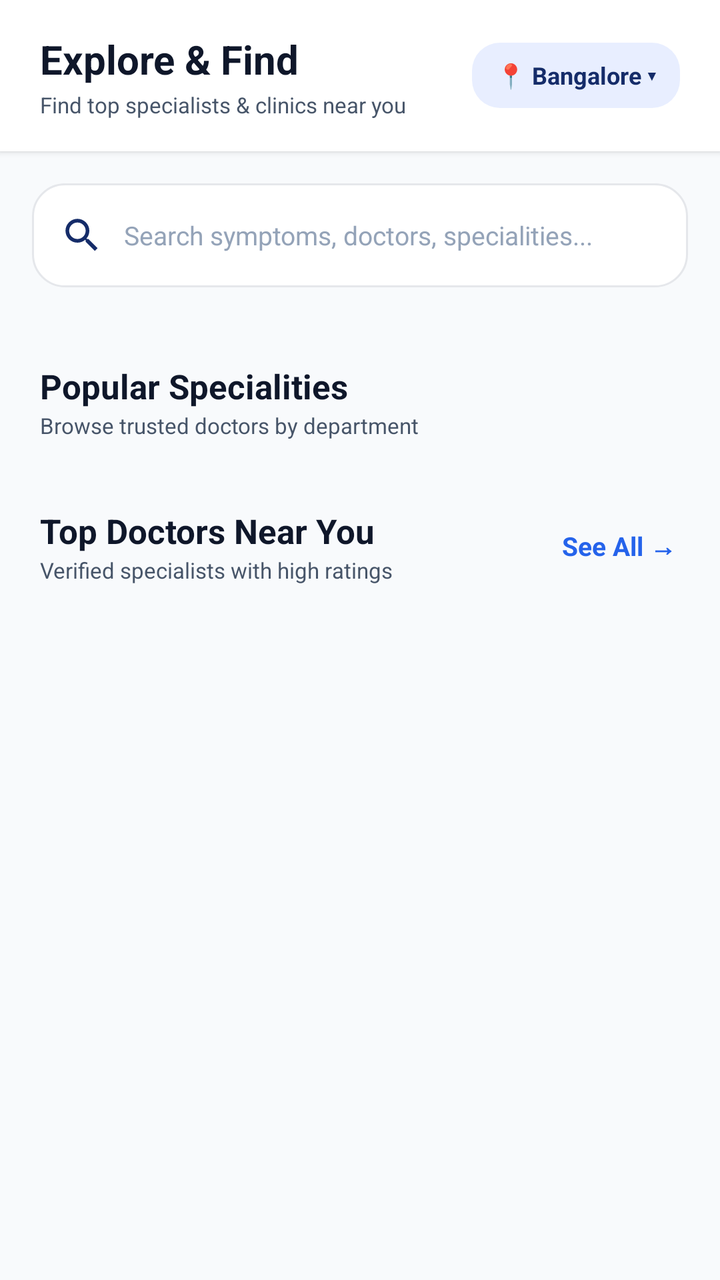
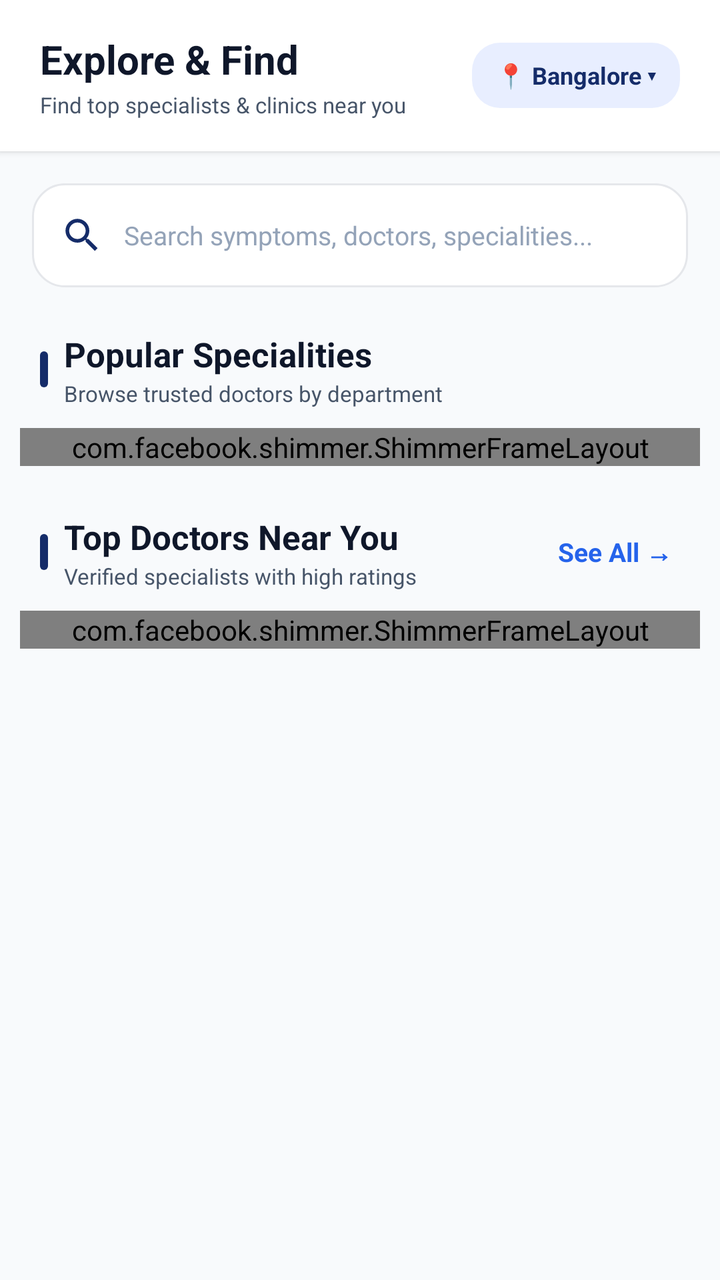

Screens rendered from an Android XML layout before and after an edit, with the pre-edit source and the edit as a unified diff.
<!-- AndroidManifest.xml: application theme Theme.CareWell -->
<!-- res/layout/fragment_explore.xml -->
<?xml version="1.0" encoding="utf-8"?>
<ScrollView xmlns:android="http://schemas.android.com/apk/res/android"
    xmlns:app="http://schemas.android.com/apk/res-auto"
    android:layout_width="match_parent"
    android:layout_height="match_parent"
    android:background="@color/background_light"
    android:fillViewport="true">

    <LinearLayout
        android:layout_width="match_parent"
        android:layout_height="wrap_content"
        android:orientation="vertical"
        android:paddingBottom="32dp">

        
        <com.google.android.material.card.MaterialCardView
            android:layout_width="match_parent"
            android:layout_height="wrap_content"
            app:cardBackgroundColor="@color/surface_white"
            app:cardCornerRadius="0dp"
            app:cardElevation="2dp"
            app:strokeWidth="0dp">

            <RelativeLayout
                android:layout_width="match_parent"
                android:layout_height="wrap_content"
                android:paddingHorizontal="20dp"
                android:paddingTop="16dp"
                android:paddingBottom="16dp">

                <LinearLayout
                    android:layout_width="wrap_content"
                    android:layout_height="wrap_content"
                    android:layout_alignParentStart="true"
                    android:layout_centerVertical="true"
                    android:orientation="vertical">

                    <TextView
                        android:id="@+id/tv_title"
                        android:layout_width="wrap_content"
                        android:layout_height="wrap_content"
                        android:text="Explore &amp; Find"
                        android:textColor="@color/text_primary"
                        android:textSize="20sp"
                        android:textStyle="bold" />

                    <TextView
                        android:layout_width="wrap_content"
                        android:layout_height="wrap_content"
                        android:layout_marginTop="2dp"
                        android:text="Find top specialists &amp; clinics near you"
                        android:textColor="@color/text_secondary"
                        android:textSize="11sp" />
                </LinearLayout>

                <TextView
                    android:id="@+id/tv_location_chip"
                    android:layout_width="wrap_content"
                    android:layout_height="wrap_content"
                    android:layout_alignParentEnd="true"
                    android:layout_centerVertical="true"
                    android:background="@drawable/bg_squircle_icon"
                    android:clickable="true"
                    android:focusable="true"
                    android:paddingHorizontal="12dp"
                    android:paddingVertical="8dp"
                    android:text="📍 Bangalore ▾"
                    android:textColor="@color/primary"
                    android:textSize="12sp"
                    android:textStyle="bold" />

            </RelativeLayout>
        </com.google.android.material.card.MaterialCardView>

        
        <LinearLayout
            android:layout_width="match_parent"
            android:layout_height="52dp"
            android:layout_marginHorizontal="16dp"
            android:layout_marginTop="16dp"
            android:background="@drawable/bg_search_field_elevated"
            android:gravity="center_vertical"
            android:orientation="horizontal"
            android:paddingHorizontal="14dp">

            <ImageView
                android:layout_width="22dp"
                android:layout_height="22dp"
                android:contentDescription="Search icon"
                android:src="@drawable/ic_search"
                app:tint="@color/primary" />

            <EditText
                android:id="@+id/et_search"
                android:layout_width="match_parent"
                android:layout_height="wrap_content"
                android:layout_marginStart="10dp"
                android:background="@null"
                android:hint="Search symptoms, doctors, specialities..."
                android:imeOptions="actionSearch"
                android:inputType="text"
                android:maxLines="1"
                android:textColor="@color/text_primary"
                android:textColorHint="@color/text_muted"
                android:textSize="13sp" />
        </LinearLayout>

        
        <com.google.android.material.card.MaterialCardView
            android:id="@+id/card_ai_symptom"
            android:layout_width="match_parent"
            android:layout_height="wrap_content"
            android:layout_marginHorizontal="16dp"
            android:layout_marginTop="16dp"
            app:cardCornerRadius="16dp"
            app:cardElevation="3dp"
            app:strokeWidth="0dp"/>

        
        <RelativeLayout
            android:layout_width="match_parent"
            android:layout_height="wrap_content"
            android:layout_marginHorizontal="20dp"
            android:layout_marginTop="22dp">

            <LinearLayout
                android:layout_width="wrap_content"
                android:layout_height="wrap_content"
                android:layout_alignParentStart="true"
                android:layout_centerVertical="true"
                android:orientation="vertical">

                <TextView
                    android:layout_width="wrap_content"
                    android:layout_height="wrap_content"
                    android:text="Popular Specialities"
                    android:textColor="@color/text_primary"
                    android:textSize="17sp"
                    android:textStyle="bold" />

                <TextView
                    android:layout_width="wrap_content"
                    android:layout_height="wrap_content"
                    android:layout_marginTop="1dp"
                    android:text="Browse trusted doctors by department"
                    android:textColor="@color/text_secondary"
                    android:textSize="11sp" />
            </LinearLayout>

        </RelativeLayout>

        
        <androidx.recyclerview.widget.RecyclerView
            android:id="@+id/rv_specialities"
            android:layout_width="match_parent"
            android:layout_height="wrap_content"
            android:layout_marginHorizontal="10dp"
            android:layout_marginTop="10dp"
            android:clipToPadding="false"
            android:nestedScrollingEnabled="false" />

        
        <RelativeLayout
            android:layout_width="match_parent"
            android:layout_height="wrap_content"
            android:layout_marginHorizontal="20dp"
            android:layout_marginTop="24dp">

            <LinearLayout
                android:layout_width="wrap_content"
                android:layout_height="wrap_content"
                android:layout_alignParentStart="true"
                android:layout_centerVertical="true"
                android:orientation="vertical">

                <TextView
                    android:layout_width="wrap_content"
                    android:layout_height="wrap_content"
                    android:text="Top Doctors Near You"
                    android:textColor="@color/text_primary"
                    android:textSize="17sp"
                    android:textStyle="bold" />

                <TextView
                    android:layout_width="wrap_content"
                    android:layout_height="wrap_content"
                    android:layout_marginTop="1dp"
                    android:text="Verified specialists with high ratings"
                    android:textColor="@color/text_secondary"
                    android:textSize="11sp" />
            </LinearLayout>

            <TextView
                android:id="@+id/tv_see_all_doctors"
                android:layout_width="wrap_content"
                android:layout_height="wrap_content"
                android:layout_alignParentEnd="true"
                android:layout_centerVertical="true"
                android:background="?attr/selectableItemBackgroundBorderless"
                android:clickable="true"
                android:focusable="true"
                android:padding="2dp"
                android:text="See All →"
                android:textColor="@color/secondary"
                android:textSize="13sp"
                android:textStyle="bold" />
        </RelativeLayout>

        
        <androidx.recyclerview.widget.RecyclerView
            android:id="@+id/rv_top_doctors"
            android:layout_width="match_parent"
            android:layout_height="wrap_content"
            android:layout_marginHorizontal="10dp"
            android:layout_marginTop="10dp"
            android:clipToPadding="false"
            android:nestedScrollingEnabled="false" />

    </LinearLayout>

</ScrollView>
<!-- resources referenced by this layout -->
<resources>
  <color name="background_light">#F8FAFC</color>
  <color name="primary">#152C69</color>
  <color name="secondary">#2563EB</color>
  <color name="surface_white">#FFFFFF</color>
  <color name="text_muted">#94A3B8</color>
  <color name="text_primary">#0F172A</color>
  <color name="text_secondary">#475569</color>
  <!-- drawable bg_search_field_elevated (drawable) -->
  <?xml version="1.0" encoding="utf-8"?>
  <shape xmlns:android="http://schemas.android.com/apk/res/android"
      android:shape="rectangle">
      <solid android:color="#FFFFFF" />
      <corners android:radius="16dp" />
      <stroke
          android:width="1dp"
          android:color="#E5E7EB" />
  </shape>
  <!-- drawable bg_squircle_icon (drawable) -->
  <?xml version="1.0" encoding="utf-8"?>
  <shape xmlns:android="http://schemas.android.com/apk/res/android"
      android:shape="rectangle">
      <solid android:color="#E8EEFF" />
      <corners android:radius="14dp" />
  </shape>
  <!-- drawable ic_search (drawable) -->
  <vector xmlns:android="http://schemas.android.com/apk/res/android"
      android:width="24dp"
      android:height="24dp"
      android:viewportWidth="24"
      android:viewportHeight="24">
      <path
          android:fillColor="#FF000000"
          android:pathData="M15.5,14h-0.79l-0.28,-0.27C15.41,12.59 16,11.11 16,9.5 16,5.91 13.09,3 9.5,3S3,5.91 3,9.5 5.91,16 9.5,16c1.61,0 3.09,-0.59 4.23,-1.57l0.27,0.28v0.79l5,4.99L20.49,19l-4.99,-5zm-6,0C7.01,14 5,11.99 5,9.5S7.01,5 9.5,5 14,7.01 14,9.5 11.99,14 9.5,14z"/>
  </vector>
  <style name="Theme.CareWell" parent="Base.Theme.CareWell" />
  <style name="Base.Theme.CareWell" parent="Theme.Material3.Light.NoActionBar">
          <item name="colorPrimary">@color/primary</item>
          <item name="colorPrimaryVariant">@color/primary_dark</item>
          <item name="colorOnPrimary">@color/white</item>
          <item name="colorSecondary">@color/secondary</item>
          <item name="colorSecondaryVariant">@color/secondary</item>
          <item name="colorOnSecondary">@color/white</item>
          <item name="android:statusBarColor">@color/white</item>
          <item name="android:windowLightStatusBar">true</item>
          <item name="android:windowBackground">@color/background_light</item>
          <item name="colorSecondaryContainer">@color/primary_light</item>
          <item name="colorOnSecondaryContainer">@color/primary</item>
          <item name="android:navigationBarColor">@color/white</item>
          <item name="android:windowLightNavigationBar" tools:targetApi="o_mr1">true</item>
      </style>
  <color name="primary_dark">#0D1D47</color>
  <color name="white">#FFFFFF</color>
  <color name="primary_light">#EBF1FF</color>
</resources>

<!-- the commit's change to res/layout/fragment_explore.xml (unified diff, before → after) -->
@@ -4,13 +4,14 @@
     android:layout_width="match_parent"
     android:layout_height="match_parent"
     android:background="@color/background_light"
-    android:fillViewport="true">
+    android:fillViewport="true"
+    android:overScrollMode="never">
 
     <LinearLayout
         android:layout_width="match_parent"
         android:layout_height="wrap_content"
         android:orientation="vertical"
-        android:paddingBottom="32dp">
+        android:paddingBottom="36dp">
 
         
         <com.google.android.material.card.MaterialCardView
@@ -62,6 +63,7 @@
                     android:background="@drawable/bg_squircle_icon"
                     android:clickable="true"
                     android:focusable="true"
+                    android:foreground="?attr/selectableItemBackgroundBorderless"
                     android:paddingHorizontal="12dp"
                     android:paddingVertical="8dp"
                     android:text="📍 Bangalore ▾"
@@ -105,16 +107,7 @@
                 android:textSize="13sp" />
         </LinearLayout>
 
-        
-        <com.google.android.material.card.MaterialCardView
-            android:id="@+id/card_ai_symptom"
-            android:layout_width="match_parent"
-            android:layout_height="wrap_content"
-            android:layout_marginHorizontal="16dp"
-            android:layout_marginTop="16dp"
-            app:cardCornerRadius="16dp"
-            app:cardElevation="3dp"
-            app:strokeWidth="0dp"/>
+
 
         
         <RelativeLayout
@@ -128,26 +121,116 @@
                 android:layout_height="wrap_content"
                 android:layout_alignParentStart="true"
                 android:layout_centerVertical="true"
+                android:gravity="center_vertical"
+                android:orientation="horizontal">
+
+                <View
+                    android:layout_width="4dp"
+                    android:layout_height="18dp"
+                    android:background="@drawable/bg_section_indicator" />
+
+                <LinearLayout
+                    android:layout_width="wrap_content"
+                    android:layout_height="wrap_content"
+                    android:layout_marginStart="8dp"
+                    android:orientation="vertical">
+
+                    <TextView
+                        android:layout_width="wrap_content"
+                        android:layout_height="wrap_content"
+                        android:text="Popular Specialities"
+                        android:textColor="@color/text_primary"
+                        android:textSize="17sp"
+                        android:textStyle="bold" />
+
+                    <TextView
+                        android:layout_width="wrap_content"
+                        android:layout_height="wrap_content"
+                        android:layout_marginTop="1dp"
+                        android:text="Browse trusted doctors by department"
+                        android:textColor="@color/text_secondary"
+                        android:textSize="11sp" />
+                </LinearLayout>
+
+            </LinearLayout>
+
+        </RelativeLayout>
+
+        
+        <com.facebook.shimmer.ShimmerFrameLayout
+            android:id="@+id/shimmer_specialities"
+            android:layout_width="match_parent"
+            android:layout_height="wrap_content"
+            android:layout_marginHorizontal="10dp"
+            android:layout_marginTop="10dp"
+            app:shimmer_auto_start="true">
+
+            <LinearLayout
+                android:layout_width="match_parent"
+                android:layout_height="wrap_content"
                 android:orientation="vertical">
 
-                <TextView
-                    android:layout_width="wrap_content"
-                    android:layout_height="wrap_content"
-                    android:text="Popular Specialities"
-                    android:textColor="@color/text_primary"
-                    android:textSize="17sp"
-                    android:textStyle="bold" />
-
-                <TextView
-                    android:layout_width="wrap_content"
-                    android:layout_height="wrap_content"
-                    android:layout_marginTop="1dp"
-                    android:text="Browse trusted doctors by department"
-                    android:textColor="@color/text_secondary"
-                    android:textSize="11sp" />
+                <LinearLayout
+                    android:layout_width="match_parent"
+                    android:layout_height="wrap_content"
+                    android:orientation="horizontal">
+
+                    <include
+                        layout="@layout/shimmer_speciality_item"
+                        android:layout_width="0dp"
+                        android:layout_height="110dp"
+                        android:layout_weight="1" />
+
+                    <include
+                        layout="@layout/shimmer_speciality_item"
+                        android:layout_width="0dp"
+                        android:layout_height="110dp"
+                        android:layout_weight="1" />
+
+                    <include
+                        layout="@layout/shimmer_speciality_item"
+                        android:layout_width="0dp"
+                        android:layout_height="110dp"
+                        android:layout_weight="1" />
+
+                    <include
+                        layout="@layout/shimmer_speciality_item"
+                        android:layout_width="0dp"
+                        android:layout_height="110dp"
+                        android:layout_weight="1" />
+                </LinearLayout>
+
+                <LinearLayout
+                    android:layout_width="match_parent"
+                    android:layout_height="wrap_content"
+                    android:orientation="horizontal">
+
+                    <include
+                        layout="@layout/shimmer_speciality_item"
+                        android:layout_width="0dp"
+                        android:layout_height="110dp"
+                        android:layout_weight="1" />
+
+                    <include
+                        layout="@layout/shimmer_speciality_item"
+                        android:layout_width="0dp"
+                        android:layout_height="110dp"
+                        android:layout_weight="1" />
+
+                    <include
+                        layout="@layout/shimmer_speciality_item"
+                        android:layout_width="0dp"
+                        android:layout_height="110dp"
+                        android:layout_weight="1" />
+
+                    <include
+                        layout="@layout/shimmer_speciality_item"
+                        android:layout_width="0dp"
+                        android:layout_height="110dp"
+                        android:layout_weight="1" />
+                </LinearLayout>
             </LinearLayout>
-
-        </RelativeLayout>
+        </com.facebook.shimmer.ShimmerFrameLayout>
 
         
         <androidx.recyclerview.widget.RecyclerView
@@ -157,7 +240,8 @@
             android:layout_marginHorizontal="10dp"
             android:layout_marginTop="10dp"
             android:clipToPadding="false"
-            android:nestedScrollingEnabled="false" />
+            android:nestedScrollingEnabled="false"
+            android:visibility="gone" />
 
         
         <RelativeLayout
@@ -171,23 +255,37 @@
                 android:layout_height="wrap_content"
                 android:layout_alignParentStart="true"
                 android:layout_centerVertical="true"
-                android:orientation="vertical">
-
-                <TextView
+                android:gravity="center_vertical"
+                android:orientation="horizontal">
+
+                <View
+                    android:layout_width="4dp"
+                    android:layout_height="18dp"
+                    android:background="@drawable/bg_section_indicator" />
+
+                <LinearLayout
                     android:layout_width="wrap_content"
                     android:layout_height="wrap_content"
-                    android:text="Top Doctors Near You"
-                    android:textColor="@color/text_primary"
-                    android:textSize="17sp"
-                    android:textStyle="bold" />
-
-                <TextView
-                    android:layout_width="wrap_content"
-                    android:layout_height="wrap_content"
-                    android:layout_marginTop="1dp"
-                    android:text="Verified specialists with high ratings"
-                    android:textColor="@color/text_secondary"
-                    android:textSize="11sp" />
+                    android:layout_marginStart="8dp"
+                    android:orientation="vertical">
+
+                    <TextView
+                        android:layout_width="wrap_content"
+                        android:layout_height="wrap_content"
+                        android:text="Top Doctors Near You"
+                        android:textColor="@color/text_primary"
+                        android:textSize="17sp"
+                        android:textStyle="bold" />
+
+                    <TextView
+                        android:layout_width="wrap_content"
+                        android:layout_height="wrap_content"
+                        android:layout_marginTop="1dp"
+                        android:text="Verified specialists with high ratings"
+                        android:textColor="@color/text_secondary"
+                        android:textSize="11sp" />
+                </LinearLayout>
+
             </LinearLayout>
 
             <TextView
@@ -199,7 +297,7 @@
                 android:background="?attr/selectableItemBackgroundBorderless"
                 android:clickable="true"
                 android:focusable="true"
-                android:padding="2dp"
+                android:padding="4dp"
                 android:text="See All →"
                 android:textColor="@color/secondary"
                 android:textSize="13sp"
@@ -207,6 +305,58 @@
         </RelativeLayout>
 
         
+        <com.facebook.shimmer.ShimmerFrameLayout
+            android:id="@+id/shimmer_top_doctors"
+            android:layout_width="match_parent"
+            android:layout_height="wrap_content"
+            android:layout_marginHorizontal="10dp"
+            android:layout_marginTop="10dp"
+            app:shimmer_auto_start="true">
+
+            <LinearLayout
+                android:layout_width="match_parent"
+                android:layout_height="wrap_content"
+                android:orientation="vertical">
+
+                <LinearLayout
+                    android:layout_width="match_parent"
+                    android:layout_height="wrap_content"
+                    android:orientation="horizontal">
+
+                    <include
+                        layout="@layout/shimmer_doctor_preview"
+                        android:layout_width="0dp"
+                        android:layout_height="wrap_content"
+                        android:layout_weight="1" />
+
+                    <include
+                        layout="@layout/shimmer_doctor_preview"
+                        android:layout_width="0dp"
+                        android:layout_height="wrap_content"
+                        android:layout_weight="1" />
+                </LinearLayout>
+
+                <LinearLayout
+                    android:layout_width="match_parent"
+                    android:layout_height="wrap_content"
+                    android:orientation="horizontal">
+
+                    <include
+                        layout="@layout/shimmer_doctor_preview"
+                        android:layout_width="0dp"
+                        android:layout_height="wrap_content"
+                        android:layout_weight="1" />
+
+                    <include
+                        layout="@layout/shimmer_doctor_preview"
+                        android:layout_width="0dp"
+                        android:layout_height="wrap_content"
+                        android:layout_weight="1" />
+                </LinearLayout>
+            </LinearLayout>
+        </com.facebook.shimmer.ShimmerFrameLayout>
+
+        
         <androidx.recyclerview.widget.RecyclerView
             android:id="@+id/rv_top_doctors"
             android:layout_width="match_parent"
@@ -214,8 +364,74 @@
             android:layout_marginHorizontal="10dp"
             android:layout_marginTop="10dp"
             android:clipToPadding="false"
-            android:nestedScrollingEnabled="false" />
+            android:nestedScrollingEnabled="false"
+            android:visibility="gone" />
 
     </LinearLayout>
 
 </ScrollView>
+<!-- res/layout/shimmer_speciality_item.xml (included above) -->
+<?xml version="1.0" encoding="utf-8"?>
+<com.google.android.material.card.MaterialCardView xmlns:android="http://schemas.android.com/apk/res/android"
+    xmlns:app="http://schemas.android.com/apk/res-auto"
+    android:layout_width="92dp"
+    android:layout_height="110dp"
+    android:layout_margin="4dp"
+    app:cardBackgroundColor="#E2E8F0"
+    app:cardCornerRadius="16dp"
+    app:cardElevation="0dp"
+    app:strokeWidth="0dp">
+
+    <View
+        android:layout_width="match_parent"
+        android:layout_height="match_parent"
+        android:background="#E2E8F0" />
+
+</com.google.android.material.card.MaterialCardView>
+<!-- res/layout/shimmer_doctor_preview.xml (included above) -->
+<?xml version="1.0" encoding="utf-8"?>
+<com.google.android.material.card.MaterialCardView xmlns:android="http://schemas.android.com/apk/res/android"
+    xmlns:app="http://schemas.android.com/apk/res-auto"
+    android:layout_width="160dp"
+    android:layout_height="wrap_content"
+    android:layout_margin="5dp"
+    app:cardBackgroundColor="@color/surface_white"
+    app:cardCornerRadius="18dp"
+    app:cardElevation="2dp"
+    app:strokeColor="@color/card_stroke"
+    app:strokeWidth="1dp">
+
+    <LinearLayout
+        android:layout_width="match_parent"
+        android:layout_height="wrap_content"
+        android:gravity="center_horizontal"
+        android:orientation="vertical"
+        android:padding="12dp">
+
+        <View
+            android:layout_width="68dp"
+            android:layout_height="68dp"
+            android:background="@drawable/bg_circle_avatar"
+            android:backgroundTint="#CBD5E1" />
+
+        <View
+            android:layout_width="100dp"
+            android:layout_height="12dp"
+            android:layout_marginTop="10dp"
+            android:background="#E2E8F0" />
+
+        <View
+            android:layout_width="70dp"
+            android:layout_height="10dp"
+            android:layout_marginTop="6dp"
+            android:background="#E2E8F0" />
+
+        <View
+            android:layout_width="match_parent"
+            android:layout_height="32dp"
+            android:layout_marginTop="12dp"
+            android:background="#CBD5E1" />
+
+    </LinearLayout>
+
+</com.google.android.material.card.MaterialCardView>
<!-- resource entries referenced after the edit -->
@@ -1,12 +1,22 @@
 <!-- resources referenced by this layout -->
 <resources>
   <color name="background_light">#F8FAFC</color>
+  <color name="card_stroke">#E2E8F0</color>
   <color name="primary">#152C69</color>
   <color name="secondary">#2563EB</color>
   <color name="surface_white">#FFFFFF</color>
   <color name="text_muted">#94A3B8</color>
   <color name="text_primary">#0F172A</color>
   <color name="text_secondary">#475569</color>
+  <!-- drawable bg_circle_avatar (drawable) -->
+  <?xml version="1.0" encoding="utf-8"?>
+  <shape xmlns:android="http://schemas.android.com/apk/res/android"
+      android:shape="oval">
+      <solid android:color="#E8EEFF" />
+      <stroke
+          android:width="2dp"
+          android:color="#3B82F6" />
+  </shape>
   <!-- drawable bg_search_field_elevated (drawable) -->
   <?xml version="1.0" encoding="utf-8"?>
   <shape xmlns:android="http://schemas.android.com/apk/res/android"
@@ -16,6 +26,13 @@
       <stroke
           android:width="1dp"
           android:color="#E5E7EB" />
+  </shape>
+  <!-- drawable bg_section_indicator (drawable) -->
+  <?xml version="1.0" encoding="utf-8"?>
+  <shape xmlns:android="http://schemas.android.com/apk/res/android"
+      android:shape="rectangle">
+      <solid android:color="@color/primary" />
+      <corners android:radius="2dp" />
   </shape>
   <!-- drawable bg_squircle_icon (drawable) -->
   <?xml version="1.0" encoding="utf-8"?>
